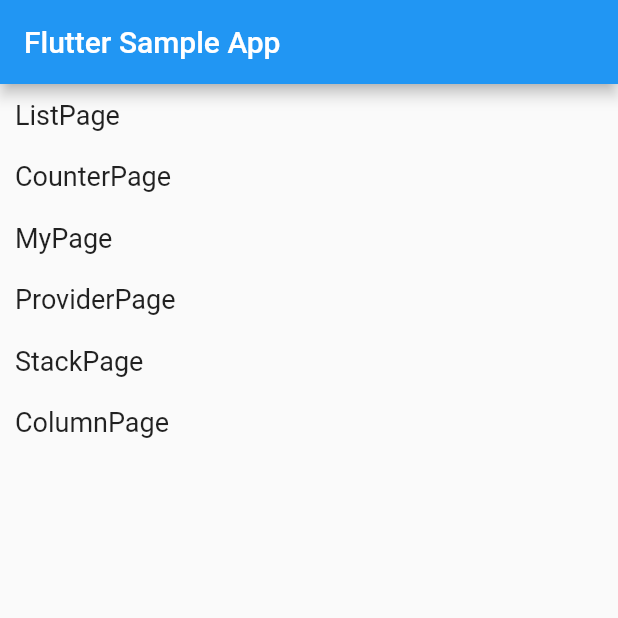
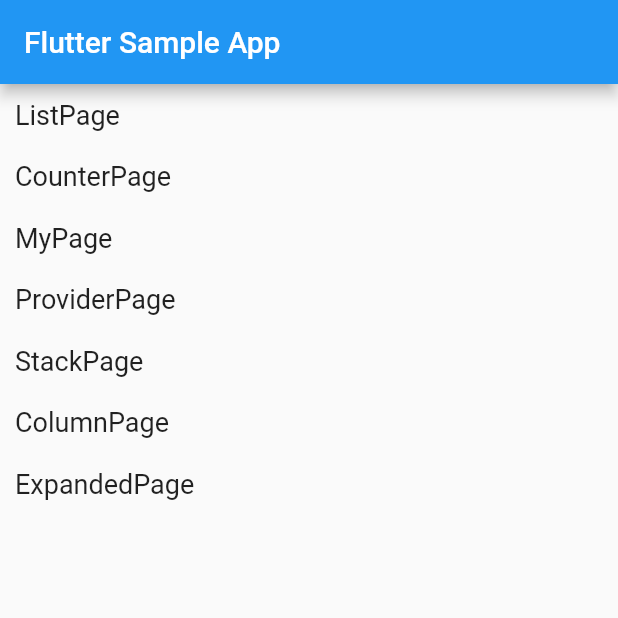
Before and after one commit to weimuhua/flutter-demo, a Flutter app: the screen it shows after launch, on a phone screen of 412 x 824 dp, the top half of it. Run offline on Flutter 3.47's test engine with Material 2 defaults, Android fonts, the phone set to English and light mode, and no system bars.

Commit message:
test ExpandedPage.

```diff
--- a/lib/data/constant.dart
+++ b/lib/data/constant.dart
@@ -6,4 +6,5 @@ class Constant {
   static const route_provider_page = "/ProviderPage";
   static const route_stack_page = "/StackPage";
   static const route_column_page = "/ColumnPage";
+  static const route_expanded_page = "/ExpandedPage";
 }
--- a/lib/main.dart
+++ b/lib/main.dart
@@ -1,7 +1,7 @@
 import 'package:flutter/material.dart';
 import 'package:flutter_demo/data/counter_model.dart';
 import 'package:flutter_demo/page/column_page.dart';
-import 'package:flutter_demo/page/counter_page.dart';
+import 'package:flutter_demo/page/expaned_page.dart';
 import 'package:flutter_demo/page/home_page.dart';
 import 'package:flutter_demo/page/list_page.dart';
 import 'package:flutter_demo/page/my_page.dart';
@@ -32,6 +32,7 @@ class MyApp extends StatelessWidget {
             Constant.route_provider_page: (context) => new ProviderPage(),
             Constant.route_stack_page: (context) => new StackPage(),
             Constant.route_column_page: (context) => new ColumnPage(),
+            Constant.route_expanded_page: (context) => new ExpandedPage(),
           },
         ));
   }
--- a/lib/page/home_page.dart
+++ b/lib/page/home_page.dart
@@ -11,6 +11,7 @@ class MyAppPage extends StatelessWidget {
   static const provider_page = 3;
   static const stack_page = 4;
   static const column_page = 5;
+  static const route_expanded_page = 6;
 
   List pages = <String>[];
 
@@ -59,6 +60,9 @@ class MyAppPage extends StatelessWidget {
           case column_page:
             Navigator.pushNamed(context, Constant.route_column_page);
             break;
+          case route_expanded_page:
+            Navigator.pushNamed(context, Constant.route_expanded_page);
+            break;
         }
       },
     );
@@ -71,5 +75,6 @@ class MyAppPage extends StatelessWidget {
     pages.add("ProviderPage");
     pages.add("StackPage");
     pages.add("ColumnPage");
+    pages.add("ExpandedPage");
   }
 }
```
Also changed, not shown: lib/page/expaned_page.dart (added, +28 -0 lines).
